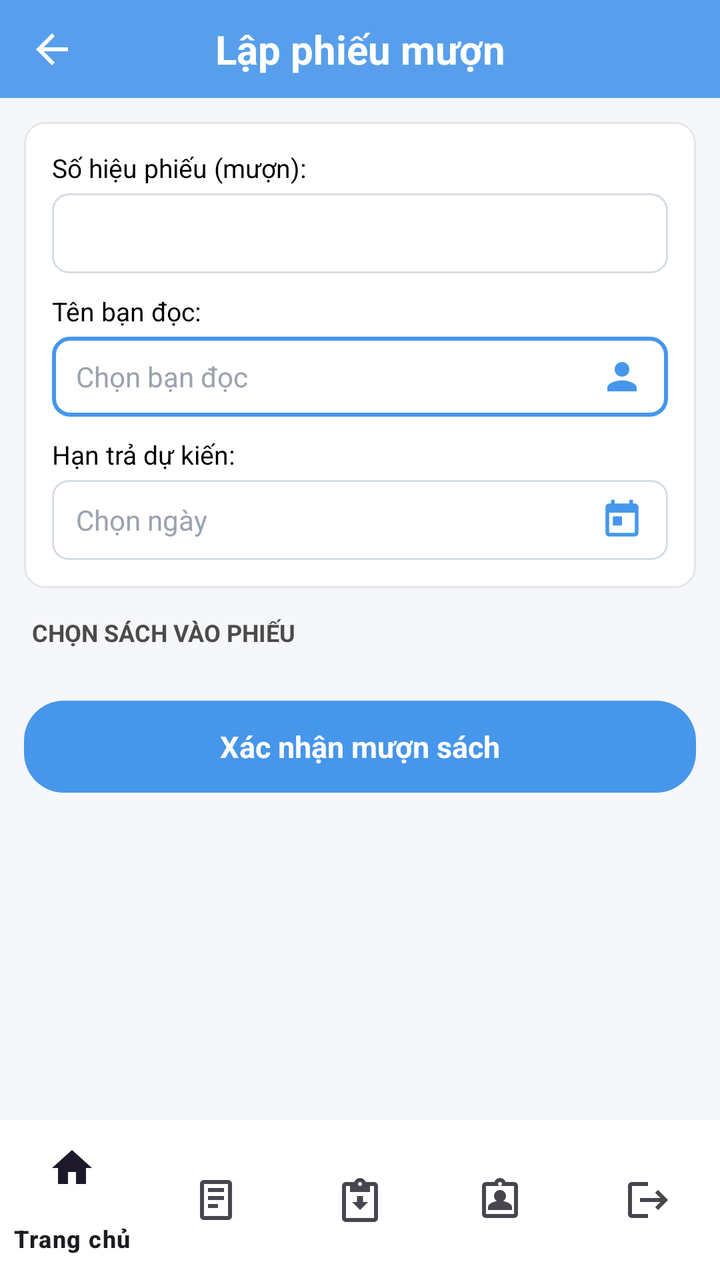
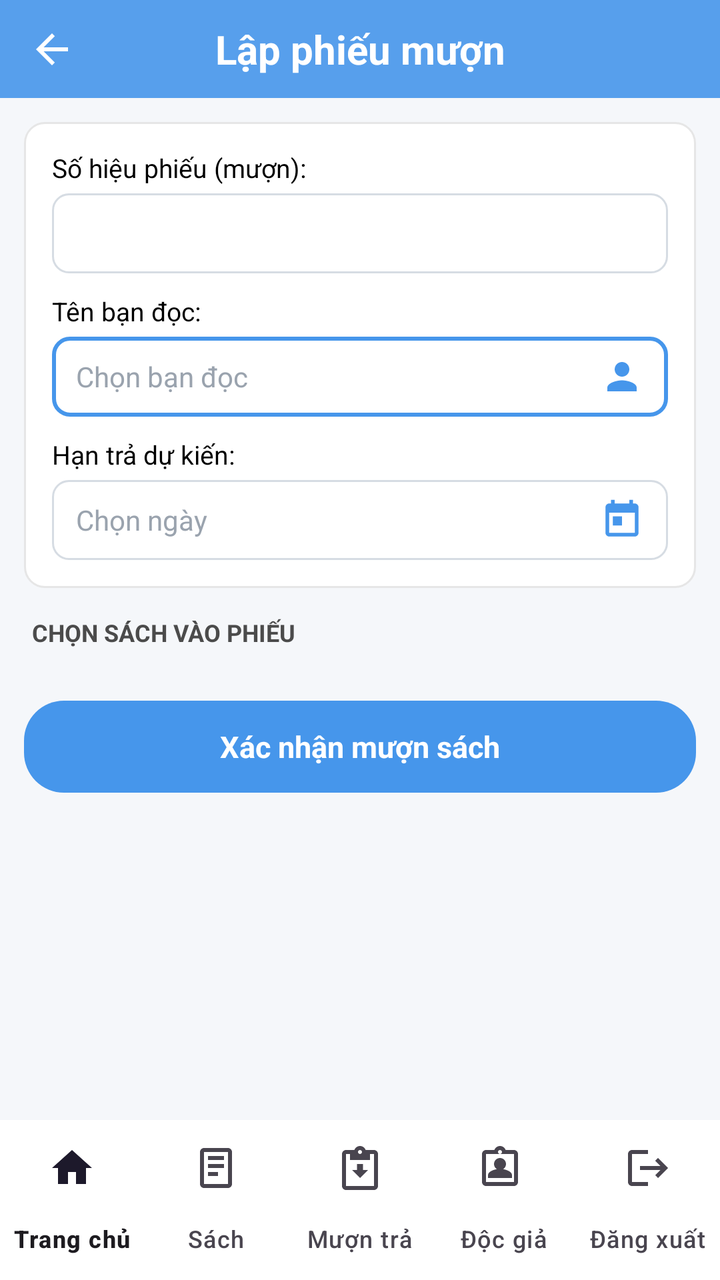

The first picture is an Android layout as it rendered before a commit; the second is the same layout after the commit. The layout source and the unified diff follow.
<!-- AndroidManifest.xml: application theme Theme.QuanLyThuVien -->
<!-- res/layout/activity_phieumuon_add.xml -->
<?xml version="1.0" encoding="utf-8"?>
<androidx.constraintlayout.widget.ConstraintLayout xmlns:android="http://schemas.android.com/apk/res/android"
    xmlns:app="http://schemas.android.com/apk/res-auto"
    android:layout_width="match_parent"
    android:layout_height="match_parent"
    android:background="#F5F7FA">

    
    <androidx.constraintlayout.widget.ConstraintLayout
        android:id="@+id/header"
        android:layout_width="0dp"
        android:layout_height="49dp"
        android:background="@drawable/bg_header_sach"
        app:layout_constraintTop_toTopOf="parent"
        app:layout_constraintStart_toStartOf="parent"
        app:layout_constraintEnd_toEndOf="parent">

        <ImageView
            android:id="@+id/btnBack"
            android:layout_width="28dp"
            android:layout_height="28dp"
            android:layout_marginStart="12dp"
            android:padding="2dp"
            android:src="@drawable/ic_arrow_back"
            android:background="?attr/selectableItemBackgroundBorderless"
            android:contentDescription="Quay lại"
            app:layout_constraintTop_toTopOf="parent"
            app:layout_constraintBottom_toBottomOf="parent"
            app:layout_constraintStart_toStartOf="parent" />

        <TextView
            android:layout_width="wrap_content"
            android:layout_height="wrap_content"
            android:text="Lập phiếu mượn"
            android:textColor="#FFFFFF"
            android:textSize="20sp"
            android:textStyle="bold"
            app:layout_constraintTop_toTopOf="parent"
            app:layout_constraintBottom_toBottomOf="parent"
            app:layout_constraintStart_toStartOf="parent"
            app:layout_constraintEnd_toEndOf="parent" />
    </androidx.constraintlayout.widget.ConstraintLayout>

    <ScrollView
        android:layout_width="0dp"
        android:layout_height="0dp"
        android:fillViewport="true"
        app:layout_constraintTop_toBottomOf="@id/header"
        app:layout_constraintStart_toStartOf="parent"
        app:layout_constraintEnd_toEndOf="parent"
        app:layout_constraintBottom_toTopOf="@id/bottomNav">

        <LinearLayout
            android:layout_width="match_parent"
            android:layout_height="wrap_content"
            android:orientation="vertical"
            android:padding="12dp">

            
            <LinearLayout
                android:layout_width="match_parent"
                android:layout_height="wrap_content"
                android:orientation="vertical"
                android:padding="14dp"
                android:background="@drawable/bg_phieu_card">

                <TextView
                    android:layout_width="wrap_content"
                    android:layout_height="wrap_content"
                    android:text="Số hiệu phiếu (mượn):"
                    android:textColor="#000000"
                    android:textSize="13sp" />

                <TextView
                    android:id="@+id/tvMaPhieu"
                    android:layout_width="match_parent"
                    android:layout_height="40dp"
                    android:layout_marginTop="4dp"
                    android:gravity="center_vertical"
                    android:paddingHorizontal="12dp"
                    android:background="@drawable/bg_input_field"
                    android:text=""
                    android:textColor="#9AA3AE"
                    android:textSize="14sp" />

                <TextView
                    android:layout_width="wrap_content"
                    android:layout_height="wrap_content"
                    android:layout_marginTop="10dp"
                    android:text="Tên bạn đọc:"
                    android:textColor="#000000"
                    android:textSize="13sp" />

                <LinearLayout
                    android:id="@+id/inputBanDoc"
                    android:layout_width="match_parent"
                    android:layout_height="40dp"
                    android:layout_marginTop="4dp"
                    android:orientation="horizontal"
                    android:gravity="center_vertical"
                    android:paddingHorizontal="12dp"
                    android:background="@drawable/bg_input_focused"
                    android:clickable="true"
                    android:focusable="true">

                    <TextView
                        android:id="@+id/tvBanDoc"
                        android:layout_width="0dp"
                        android:layout_height="wrap_content"
                        android:layout_weight="1"
                        android:hint="Chọn bạn đọc"
                        android:textColorHint="#9AA3AE"
                        android:textColor="#000000"
                        android:textSize="14sp" />

                    <ImageView
                        android:layout_width="22dp"
                        android:layout_height="22dp"
                        android:src="@drawable/ic_person_filled"
                        android:contentDescription="Bạn đọc" />
                </LinearLayout>

                <TextView
                    android:layout_width="wrap_content"
                    android:layout_height="wrap_content"
                    android:layout_marginTop="10dp"
                    android:text="Hạn trả dự kiến:"
                    android:textColor="#000000"
                    android:textSize="13sp" />

                <LinearLayout
                    android:id="@+id/inputHanTra"
                    android:layout_width="match_parent"
                    android:layout_height="40dp"
                    android:layout_marginTop="4dp"
                    android:orientation="horizontal"
                    android:gravity="center_vertical"
                    android:paddingHorizontal="12dp"
                    android:background="@drawable/bg_input_field"
                    android:clickable="true"
                    android:focusable="true">

                    <TextView
                        android:id="@+id/tvHanTra"
                        android:layout_width="0dp"
                        android:layout_height="wrap_content"
                        android:layout_weight="1"
                        android:hint="Chọn ngày"
                        android:textColorHint="#9AA3AE"
                        android:textColor="#000000"
                        android:textSize="14sp" />

                    <ImageView
                        android:layout_width="22dp"
                        android:layout_height="22dp"
                        android:src="@drawable/ic_calendar"
                        android:contentDescription="Ngày" />
                </LinearLayout>
            </LinearLayout>

            
            <TextView
                android:layout_width="wrap_content"
                android:layout_height="wrap_content"
                android:layout_marginTop="14dp"
                android:layout_marginStart="4dp"
                android:text="CHỌN SÁCH VÀO PHIẾU"
                android:textColor="#4B4B4B"
                android:textSize="12sp"
                android:textStyle="bold" />

            <LinearLayout
                android:layout_width="match_parent"
                android:layout_height="wrap_content"
                android:layout_marginTop="6dp"
                android:orientation="vertical"
                android:background="@drawable/bg_phieu_card">

                <androidx.recyclerview.widget.RecyclerView
                    android:id="@+id/rvSachPick"
                    android:layout_width="match_parent"
                    android:layout_height="wrap_content"
                    android:overScrollMode="never"
                    android:nestedScrollingEnabled="false" />

                <TextView
                    android:id="@+id/tvSachEmpty"
                    android:layout_width="match_parent"
                    android:layout_height="wrap_content"
                    android:gravity="center"
                    android:padding="14dp"
                    android:text="Không có sách khả dụng"
                    android:textColor="#9AA3AE"
                    android:textSize="13sp"
                    android:visibility="gone" />
            </LinearLayout>

            
            <TextView
                android:id="@+id/lblSelected"
                android:layout_width="wrap_content"
                android:layout_height="wrap_content"
                android:layout_marginTop="14dp"
                android:layout_marginStart="4dp"
                android:text="Chi tiết đầu sách:"
                android:textColor="#000000"
                android:textSize="14sp"
                android:textStyle="bold"
                android:visibility="gone" />

            <androidx.recyclerview.widget.RecyclerView
                android:id="@+id/rvSelected"
                android:layout_width="match_parent"
                android:layout_height="wrap_content"
                android:layout_marginTop="6dp"
                android:overScrollMode="never"
                android:nestedScrollingEnabled="false" />

            <TextView
                android:id="@+id/btnConfirm"
                android:layout_width="match_parent"
                android:layout_height="46dp"
                android:layout_marginTop="14dp"
                android:gravity="center"
                android:text="Xác nhận mượn sách"
                android:textColor="#FFFFFF"
                android:textSize="15sp"
                android:textStyle="bold"
                android:background="@drawable/bg_btn_primary"
                android:clickable="true"
                android:focusable="true" />
        </LinearLayout>
    </ScrollView>

    <com.google.android.material.bottomnavigation.BottomNavigationView
        android:id="@+id/bottomNav"
        android:layout_width="0dp"
        android:layout_height="wrap_content"
        android:background="#FFFFFF"
        app:menu="@menu/bottom_nav_menu"
        app:layout_constraintStart_toStartOf="parent"
        app:layout_constraintEnd_toEndOf="parent"
        app:layout_constraintBottom_toBottomOf="parent" />

</androidx.constraintlayout.widget.ConstraintLayout>
<!-- resources referenced by this layout -->
<resources>
  <!-- drawable bg_btn_primary (drawable) -->
  <?xml version="1.0" encoding="utf-8"?>
  <shape xmlns:android="http://schemas.android.com/apk/res/android"
      android:shape="rectangle">
      <solid android:color="#4696EB" />
      <corners android:radius="20dp" />
  </shape>
  <!-- drawable bg_header_sach (drawable) -->
  <?xml version="1.0" encoding="utf-8"?>
  <shape xmlns:android="http://schemas.android.com/apk/res/android"
      android:shape="rectangle">
      <solid android:color="#E64696EB" />
  </shape>
  <!-- drawable bg_input_field (drawable) -->
  <?xml version="1.0" encoding="utf-8"?>
  <shape xmlns:android="http://schemas.android.com/apk/res/android"
      android:shape="rectangle">
      <solid android:color="#FFFFFF" />
      <stroke android:width="1dp" android:color="#D6DCE3" />
      <corners android:radius="8dp" />
  </shape>
  <!-- drawable bg_input_focused (drawable) -->
  <?xml version="1.0" encoding="utf-8"?>
  <shape xmlns:android="http://schemas.android.com/apk/res/android"
      android:shape="rectangle">
      <solid android:color="#FFFFFF" />
      <stroke android:width="2dp" android:color="#4696EB" />
      <corners android:radius="8dp" />
  </shape>
  <!-- drawable bg_phieu_card (drawable) -->
  <?xml version="1.0" encoding="utf-8"?>
  <shape xmlns:android="http://schemas.android.com/apk/res/android"
      android:shape="rectangle">
      <solid android:color="#FFFFFF" />
      <stroke android:width="1dp" android:color="#E6E6E6" />
      <corners android:radius="10dp" />
  </shape>
  <!-- drawable ic_arrow_back (drawable) -->
  <vector xmlns:android="http://schemas.android.com/apk/res/android"
      android:width="24dp"
      android:height="24dp"
      android:viewportWidth="24"
      android:viewportHeight="24"
      android:tint="#FFFFFF">
      <path
          android:fillColor="#FFFFFF"
          android:pathData="M20,11H7.83l5.59,-5.59L12,4l-8,8 8,8 1.41,-1.41L7.83,13H20v-2z"/>
  </vector>
  <!-- drawable ic_calendar (drawable) -->
  <?xml version="1.0" encoding="utf-8"?>
  <vector xmlns:android="http://schemas.android.com/apk/res/android"
      android:width="22dp"
      android:height="22dp"
      android:viewportWidth="24"
      android:viewportHeight="24"
      android:tint="#4696EB">
      <path
          android:fillColor="#4696EB"
          android:pathData="M19,3h-1V1h-2v2H8V1H6v2H5c-1.11,0 -1.99,0.9 -1.99,2L3,19c0,1.1 0.89,2 2,2h14c1.1,0 2,-0.9 2,-2V5c0,-1.1 -0.9,-2 -2,-2zM19,19H5V8h14v11zM7,10h5v5H7z" />
  </vector>
  <!-- drawable ic_person_filled (drawable) -->
  <?xml version="1.0" encoding="utf-8"?>
  <vector xmlns:android="http://schemas.android.com/apk/res/android"
      android:width="24dp"
      android:height="24dp"
      android:viewportWidth="24"
      android:viewportHeight="24"
      android:tint="#4696EB">
      <path
          android:fillColor="#4696EB"
          android:pathData="M12,12c2.21,0 4,-1.79 4,-4s-1.79,-4 -4,-4 -4,1.79 -4,4 1.79,4 4,4zM12,14c-2.67,0 -8,1.34 -8,4v2h16v-2c0,-2.66 -5.33,-4 -8,-4z" />
  </vector>
  <style name="Theme.QuanLyThuVien" parent="Base.Theme.QuanLyThuVien" />
  <style name="Base.Theme.QuanLyThuVien" parent="Theme.Material3.DayNight.NoActionBar">
          <item name="colorPrimary">@color/colorPrimary</item>
          <item name="colorPrimaryVariant">@color/colorPrimaryDark</item>
          <item name="colorOnPrimary">@color/white</item>
          
          <item name="android:statusBarColor" tools:targetApi="l">@android:color/transparent</item>
          <item name="android:windowLightStatusBar" tools:targetApi="m">false</item>
      </style>
  <color name="colorPrimary">#4696EB</color>
  <color name="colorPrimaryDark">#4F91D7</color>
  <color name="white">#FFFFFFFF</color>
</resources>

<!-- the commit's change to res/layout/activity_phieumuon_add.xml (unified diff, before → after) -->
@@ -238,6 +238,7 @@
         android:layout_height="wrap_content"
         android:background="#FFFFFF"
         app:menu="@menu/bottom_nav_menu"
+        app:labelVisibilityMode="labeled"
         app:layout_constraintStart_toStartOf="parent"
         app:layout_constraintEnd_toEndOf="parent"
         app:layout_constraintBottom_toBottomOf="parent" />
